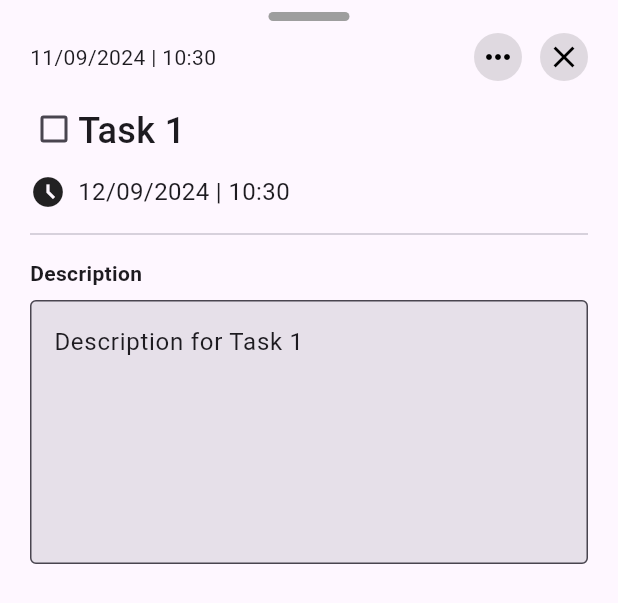
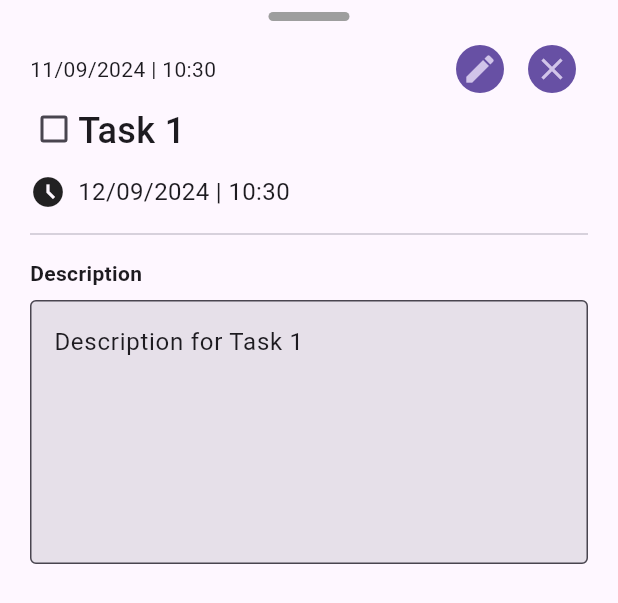
Before and after one commit to catQuantumCat/PBL4-task-manager, a Flutter app: the DetailTaskWidget widget shown alone on an empty page, opened directly with sample values from the repository, on a phone screen of 412 x 824 dp. Shown: the top 603 px of the screen. Run offline on Flutter 3.47's test engine with Material 3 defaults, Android fonts, the phone set to English and light mode, and no system bars; our stand-ins replace dio, equatable, flutter_bloc; network calls fail.

Commit message:
feat: refresh after closing detail task

```diff
--- /dev/null
+++ b/mobile/taskmanager/lib/presentation/home/bloc/detail/detail_home.bloc.dart
@@ -0,0 +1,16 @@
+import 'package:equatable/equatable.dart';
+import 'package:flutter_bloc/flutter_bloc.dart';
+import 'package:taskmanager/data/task_model.dart';
+part 'detail_home.event.dart';
+part 'detail_home.state.dart';
+
+class DetailHomeBloc extends Bloc<DetailHomeEvent, DetailHomeState> {
+  DetailHomeBloc() : super(const DetailHomeState()) {
+    on<DetailHomeClose>(_onCloseDown);
+  }
+
+  void _onCloseDown(DetailHomeClose event, Emitter<DetailHomeState> emit) {
+    //TODO: save progress
+    print("Close down received");
+  }
+}
--- /dev/null
+++ b/mobile/taskmanager/lib/presentation/home/bloc/detail/detail_home.event.dart
@@ -0,0 +1,9 @@
+part of 'detail_home.bloc.dart';
+
+abstract class DetailHomeEvent extends Equatable {
+  @override
+  // TODO: implement props
+  List<Object?> get props => [];
+}
+
+class DetailHomeClose extends DetailHomeEvent {}
--- /dev/null
+++ b/mobile/taskmanager/lib/presentation/home/bloc/detail/detail_home.state.dart
@@ -0,0 +1,13 @@
+part of 'detail_home.bloc.dart';
+
+enum DetailHomeStatus { initial, success, error }
+
+class DetailHomeState extends Equatable {
+  final DetailHomeStatus status;
+  final TaskModel? task;
+
+  const DetailHomeState({this.status = DetailHomeStatus.initial, this.task});
+
+  @override
+  List<Object?> get props => [status, task];
+}
--- a/mobile/taskmanager/lib/presentation/home/view/home_screen.dart
+++ b/mobile/taskmanager/lib/presentation/home/view/home_screen.dart
@@ -1,6 +1,6 @@
 import 'package:flutter/material.dart';
 import 'package:flutter_bloc/flutter_bloc.dart';
-import 'package:taskmanager/presentation/home/bloc/list_home.bloc.dart';
+import 'package:taskmanager/presentation/home/bloc/list/list_home.bloc.dart';
 import 'package:taskmanager/presentation/home/view/home_task_list.dart';
 import 'package:taskmanager/presentation/home/widget/new_task_widget.dart';
 
--- a/mobile/taskmanager/lib/presentation/home/view/home_task_list.dart
+++ b/mobile/taskmanager/lib/presentation/home/view/home_task_list.dart
@@ -1,6 +1,6 @@
 import 'package:flutter/material.dart';
 import 'package:flutter_bloc/flutter_bloc.dart';
-import 'package:taskmanager/presentation/home/bloc/list_home.bloc.dart';
+import 'package:taskmanager/presentation/home/bloc/list/list_home.bloc.dart';
 import 'package:taskmanager/presentation/home/widget/task_widget.dart';
 
 class HomeTaskList extends StatelessWidget {
--- a/mobile/taskmanager/lib/presentation/home/widget/detail_task_widget.dart
+++ b/mobile/taskmanager/lib/presentation/home/widget/detail_task_widget.dart
@@ -1,6 +1,9 @@
 import 'package:flutter/material.dart';
 import 'package:intl/intl.dart';
 import 'package:taskmanager/data/task_model.dart';
+import 'package:taskmanager/presentation/home/bloc/detail/detail_home.bloc.dart';
+
+import 'package:flutter_bloc/flutter_bloc.dart';
 
 class DetailTaskWidget extends StatefulWidget {
   const DetailTaskWidget({super.key, required this.task});
@@ -29,7 +32,9 @@ class _DetailTaskWidgetState extends State<DetailTaskWidget> {
 
   @override
   Widget build(BuildContext context) {
-    return DraggableScrollableSheet(
+    return BlocProvider(
+      create: (context) => DetailHomeBloc(),
+      child: DraggableScrollableSheet(
         shouldCloseOnMinExtent: true,
         expand: false,
         maxChildSize: 0.95,
@@ -57,37 +62,39 @@ class _DetailTaskWidgetState extends State<DetailTaskWidget> {
             ),
             Row(
               mainAxisAlignment: MainAxisAlignment.spaceBetween,
+              crossAxisAlignment: CrossAxisAlignment.center,
               children: [
                 Text(DateFormat("dd/MM/yyyy | HH:mm")
                     .format(widget.task.createDate)),
                 Wrap(
-                spacing: 12,
                   children: [
-                  Container(
-                    decoration: BoxDecoration(
-                        color: Colors.black12,
-                        borderRadius: BorderRadius.circular(100)),
+                    IconButton.filled(
+                      constraints: const BoxConstraints(),
                       padding: const EdgeInsets.all(4),
-                    child: const Icon(
-                      Icons.more_horiz_outlined,
-                      color: Colors.black,
+                      onPressed: () {},
+                      icon: Icon(
+                        Icons.edit,
+                        color: Colors.deepPurple[100],
                       ),
                     ),
-                  Container(
-                    decoration: BoxDecoration(
-                        color: Colors.black12,
-                        borderRadius: BorderRadius.circular(100)),
+                    IconButton.filled(
+                      constraints: const BoxConstraints(),
                       padding: const EdgeInsets.all(4),
-                    child: const Icon(
+                      onPressed: () {
+                        if (context.mounted) {
+                          Navigator.pop(context);
+                          context.read<DetailHomeBloc>().add(DetailHomeClose());
+                        }
+                      },
+                      icon: Icon(
                         Icons.clear,
-                      color: Colors.black,
+                        color: Colors.deepPurple[100],
                       ),
                     )
                   ],
                 ),
               ],
             ),
-          const SizedBox(height: 16),
             Row(
               crossAxisAlignment: CrossAxisAlignment.start,
               children: [
@@ -136,6 +143,7 @@ class _DetailTaskWidgetState extends State<DetailTaskWidget> {
             )
           ],
         ),
+      ),
     );
   }
 }
```
Also changed, not shown: mobile/taskmanager/lib/presentation/home/bloc/list/list_home.bloc.dart (renamed from mobile/taskmanager/lib/presentation/home/bloc/list_home.bloc.dart, +6 -4 lines), mobile/taskmanager/lib/presentation/home/widget/task_widget.dart (+15 -7 lines), mobile/taskmanager/lib/presentation/home/bloc/list/list_home.event.dart (renamed from mobile/taskmanager/lib/presentation/home/bloc/list_home.event.dart), mobile/taskmanager/lib/presentation/home/bloc/list/list_home.state.dart (renamed from mobile/taskmanager/lib/presentation/home/bloc/list_state.bloc.dart). Lines whose indentation alone changed are shown as unchanged.
